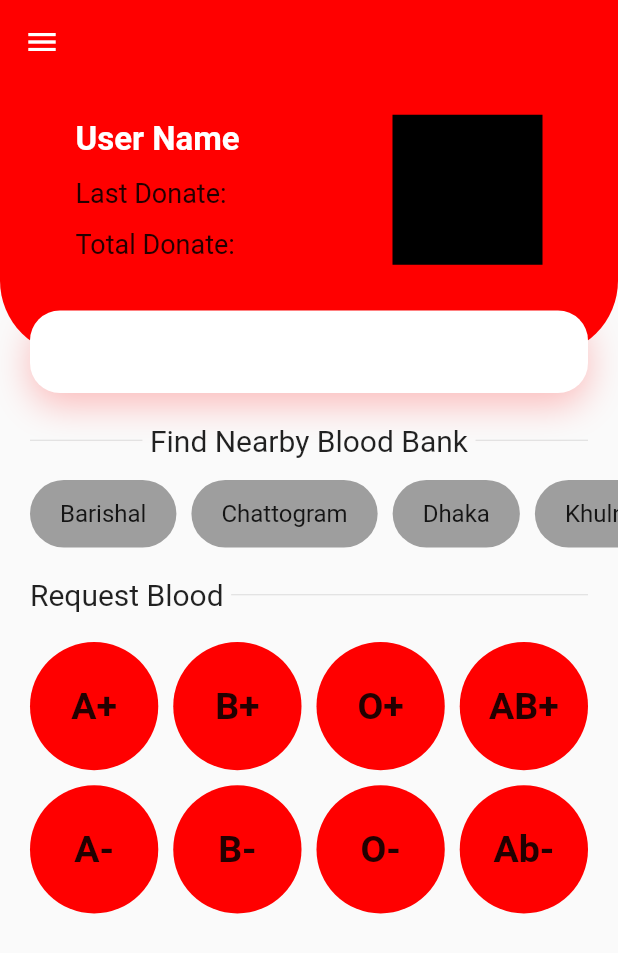
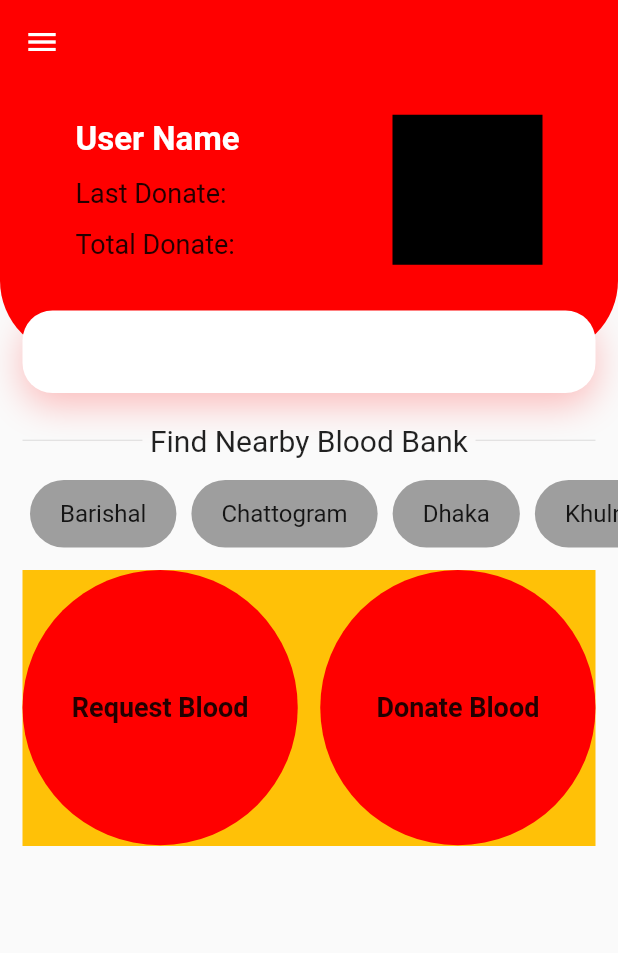
Before and after one commit to fahim1zero/blood_donation_app, a Flutter app: the screen it shows after launch, on a phone screen of 412 x 824 dp. Shown: the top 953 px of the screen. Run offline on Flutter 3.47's test engine with Material 2 defaults, Android fonts, the phone set to English and light mode, and no system bars; our stand-ins replace fluttertoast.

Commit message:
Change code

```diff
--- a/lib/components.dart
+++ b/lib/components.dart
@@ -1,3 +1,5 @@
+// ignore_for_file: prefer_const_constructors, deprecated_member_use
+
 import 'package:flutter/material.dart';
 
 const lScaffoldColor = Color(0xFFFFFFFF);
@@ -7,4 +9,4 @@ const lTextColor = Color(0xFF1F0B0B);
 
 const lPrimaryColor = Color(0xFFFF0000);
 
-const double mDefaultPadding = 20;
+const double kDefaultPadding = 15;
--- a/lib/home_page.dart
+++ b/lib/home_page.dart
@@ -2,6 +2,7 @@
 // ignore_for_file: prefer_const_constructors, sized_box_for_whitespace, prefer_const_literals_to_create_immutables, avoid_unnecessary_containers, unrelated_type_equality_checks, unused_import, deprecated_member_use
 
 import 'package:blood_donation_app/components.dart';
+import 'package:blood_donation_app/requestForm.dart';
 import 'package:flutter/material.dart';
 
 class HomePage extends StatefulWidget {
@@ -14,15 +15,10 @@ class HomePage extends StatefulWidget {
 class _HomePageState extends State<HomePage> {
   late Size sSize = MediaQuery.of(context).size;
 
-  final List<String> bloodGroup = <String>[
-    'A+',
-    'B+',
-    'O+',
-    'AB+',
-    'A-',
-    'B-',
-    'O-',
-    'Ab-',
+  var scaffoldKey = GlobalKey<ScaffoldState>();
+  final List<String> bloodType = <String>[
+    'Request Blood',
+    'Donate Blood',
   ];
   final List<String> allDivition = <String>[
     'Barishal',
@@ -35,13 +31,17 @@ class _HomePageState extends State<HomePage> {
     'Sylhet',
   ];
 
-  final List<FlatButton> bloodBankButton = <FlatButton>[];
-
   @override
   Widget build(BuildContext context) {
     return Scaffold(
+      key: scaffoldKey,
       appBar: buildAppBar(),
-      body: SafeArea(
+      body: homeBody(),
+    );
+  }
+
+  SafeArea homeBody() {
+    return SafeArea(
       child: SingleChildScrollView(
         child: Column(children: [
           Container(
@@ -115,9 +115,8 @@ class _HomePageState extends State<HomePage> {
                   left: 0,
                   right: 0,
                   child: Container(
-                      margin: EdgeInsets.symmetric(horizontal: mDefaultPadding),
-                      padding:
-                          EdgeInsets.symmetric(horizontal: mDefaultPadding),
+                    margin: EdgeInsets.symmetric(horizontal: kDefaultPadding),
+                    padding: EdgeInsets.symmetric(horizontal: kDefaultPadding),
                     height: 55,
                     decoration: BoxDecoration(
                       color: Colors.white,
@@ -137,7 +136,7 @@ class _HomePageState extends State<HomePage> {
           ),
           SizedBox(height: 20),
           Container(
-              padding: EdgeInsets.symmetric(horizontal: mDefaultPadding),
+            padding: EdgeInsets.symmetric(horizontal: kDefaultPadding),
             child: Row(
               children: [
                 Expanded(child: Divider()),
@@ -187,55 +186,54 @@ class _HomePageState extends State<HomePage> {
               },
             ),
           ),
-            SizedBox(height: 20),
-            Container(
-              padding: EdgeInsets.symmetric(horizontal: mDefaultPadding),
-              child: Row(
-                children: [
-                  // Expanded(child: Divider()),
-                  // SizedBox(width: 5),
-                  Text(
-                    'Request Blood',
-                    style: TextStyle(
-                      fontSize: 20,
-                    ),
-                  ),
-                  SizedBox(width: 5),
-                  Expanded(child: Divider()),
-                ],
-              ),
-            ),
+          // SizedBox(height: 20),
+          // Container(
+          //   padding: EdgeInsets.symmetric(horizontal: kDefaultPadding),
+          //   child: Row(
+          //     children: [
+          //       // Expanded(child: Divider()),
+          //       // SizedBox(width: 5),
+          //       Text(
+          //         'Request Blood',
+          //         style: TextStyle(
+          //           fontSize: 20,
+          //         ),
+          //       ),
+          //       SizedBox(width: 5),
+          //       Expanded(child: Divider()),
+          //     ],
+          //   ),
+          // ),
           Padding(
             padding: EdgeInsets.symmetric(
-                horizontal: mDefaultPadding,
-                vertical: mDefaultPadding,
+              horizontal: kDefaultPadding,
+              vertical: kDefaultPadding,
             ),
             child: Container(
-                height: sSize.height * 0.5,
+              height: sSize.width / 2 - 22,
+              color: Colors.amber,
               child: GridView.builder(
                 gridDelegate: SliverGridDelegateWithFixedCrossAxisCount(
-                    crossAxisSpacing: 10,
-                    crossAxisCount: 4,
-                    mainAxisSpacing: 10,
+                  crossAxisSpacing: 15,
+                  crossAxisCount: 2,
+                  mainAxisSpacing: 15,
                 ),
-                  itemCount: bloodGroup.length,
+                itemCount: bloodType.length,
                 // scrollDirection: Axis.horizontal,
                 itemBuilder: (BuildContext context, int index) {
                   return GestureDetector(
-                      onTap: () {
-
-                      },
+                    onTap: () {},
                     child: Container(
                       // height: 100, width: 100,
                       decoration: BoxDecoration(
                         color: lPrimaryColor,
-                          borderRadius: BorderRadius.circular(100),
+                        borderRadius: BorderRadius.circular(200),
                       ),
                       child: Center(
                         child: Text(
-                            bloodGroup[index],
+                          bloodType[index],
                           style: TextStyle(
-                              fontSize: 25,
+                            fontSize: 18,
                             fontWeight: FontWeight.w600,
                           ),
                         ),
@@ -247,7 +245,6 @@ class _HomePageState extends State<HomePage> {
             ),
           ),
         ]),
-        ),
       ),
     );
   }
@@ -268,5 +265,3 @@ class _HomePageState extends State<HomePage> {
     );
   }
 }
-
-class SylhetBloodBank {}
--- a/pubspec.yaml
+++ b/pubspec.yaml
@@ -34,6 +34,8 @@ dependencies:
   # The following adds the Cupertino Icons font to your application.
   # Use with the CupertinoIcons class for iOS style icons.
   cupertino_icons: ^1.0.2
+  # intl: ^0.17.0
+  fluttertoast:
 
 dev_dependencies:
   flutter_test:
```
Also changed, not shown: lib/generated_plugin_registrant.dart (added, +16 -0 lines), lib/requestForm.dart (added, +183 -0 lines), lib/selfDonationForm.dart (added, +175 -0 lines), lib/main.dart (line endings or trailing spaces), pubspec.lock, 3 other files. Lines whose indentation alone changed are shown as unchanged.
